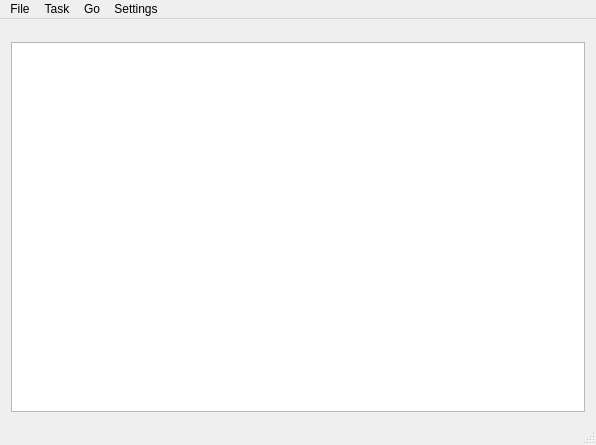
This is src/Main_window.ui in Riateche/ridual as Qt 5 draws it before an edit. The edited form follows.
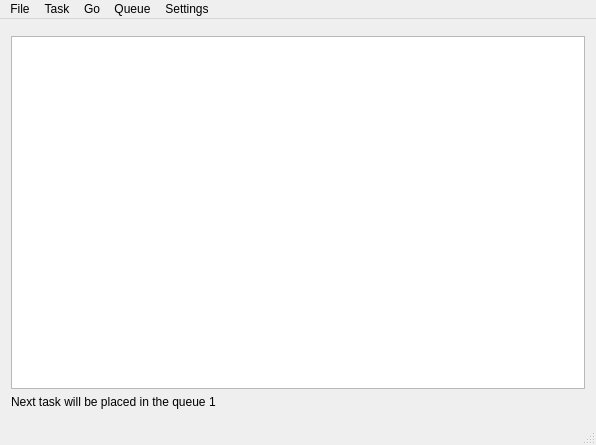
This is the edited form. Custom widgets are drawn as their Qt base class.

Commit message: move recursive fetch option and current queue(incomplete) to main window

```diff
--- a/src/Main_window.ui
+++ b/src/Main_window.ui
@@ -15,6 +15,9 @@
   </property>
   <widget class="QWidget" name="centralWidget">
    <layout class="QVBoxLayout" name="verticalLayout">
+    <property name="spacing">
+     <number>3</number>
+    </property>
     <item>
      <widget class="Path_widget" name="path_widget" native="true"/>
     </item>
@@ -65,6 +68,45 @@
       </attribute>
      </widget>
     </item>
+    <item>
+     <widget class="QWidget" name="next_task_queue_notice" native="true">
+      <layout class="QHBoxLayout" name="horizontalLayout_2">
+       <property name="spacing">
+        <number>0</number>
+       </property>
+       <property name="margin">
+        <number>0</number>
+       </property>
+       <item>
+        <widget class="QLabel" name="label_2">
+         <property name="text">
+          <string>Next task will be placed in the queue </string>
+         </property>
+        </widget>
+       </item>
+       <item>
+        <widget class="QLabel" name="next_task_queue_number">
+         <property name="text">
+          <string>1</string>
+         </property>
+        </widget>
+       </item>
+       <item>
+        <spacer name="horizontalSpacer">
+         <property name="orientation">
+          <enum>Qt::Horizontal</enum>
+         </property>
+         <property name="sizeHint" stdset="0">
+          <size>
+           <width>40</width>
+           <height>20</height>
+          </size>
+         </property>
+        </spacer>
+       </item>
+      </layout>
+     </widget>
+    </item>
    </layout>
   </widget>
   <widget class="QMenuBar" name="menuBar">
@@ -73,7 +115,7 @@
      <x>0</x>
      <y>0</y>
      <width>596</width>
-     <height>26</height>
+     <height>27</height>
     </rect>
    </property>
    <widget class="QMenu" name="menu_file">
@@ -113,9 +155,21 @@
     <addaction name="action_remove"/>
     <addaction name="action_move_to_trash"/>
    </widget>
+   <widget class="QMenu" name="menu_queue">
+    <property name="title">
+     <string>Queue</string>
+    </property>
+    <addaction name="action_queue_explanation"/>
+    <addaction name="action_queue1"/>
+    <addaction name="action_queue2"/>
+    <addaction name="action_queue3"/>
+    <addaction name="separator"/>
+    <addaction name="action_queue_cancel"/>
+   </widget>
    <addaction name="menu_file"/>
    <addaction name="menu_task"/>
    <addaction name="menu_go"/>
+   <addaction name="menu_queue"/>
    <addaction name="menu_settings"/>
   </widget>
   <widget class="QStatusBar" name="statusBar"/>
```
Left out of the diff: 73 changed lines with no effect on the pictures. The commit also changes 2 other files.
